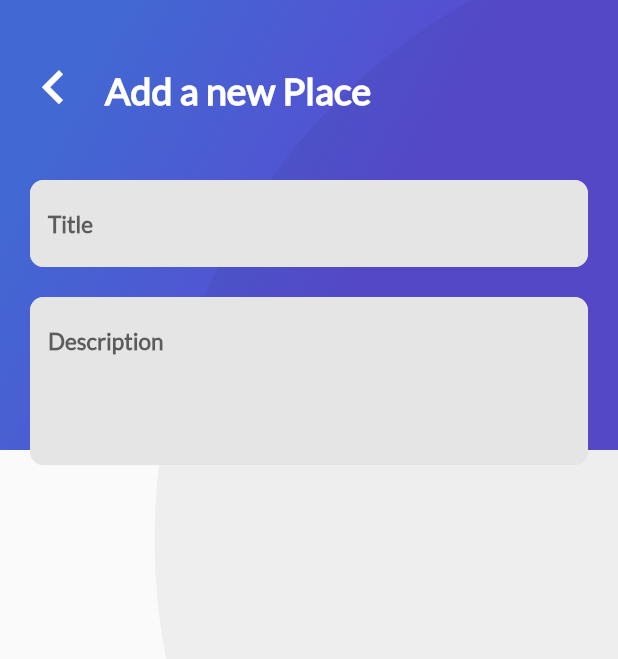
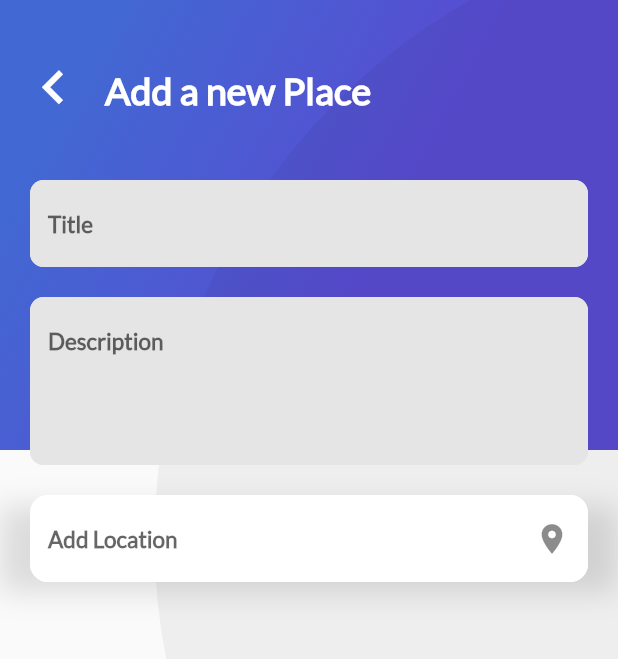
Before and after one commit to ericgomez/platzi_trips_app_complete, a Flutter app: the AddPlaceScreen screen opened directly, on a phone screen of 412 x 824 dp. Shown: the top 659 px of the screen. Run offline on Flutter 3.47's test engine with Material 2 defaults, Android fonts, the phone set to English and light mode, and no system bars; our stand-ins replace cloud_firestore, firebase_auth, google_sign_in; missing offline and left inert: generic_bloc_provider; accounts and stored records are empty.

Commit message:
Widget TextField con iconos en Flutter

```diff
--- a/lib/Place/ui/screens/add_place_screen.dart
+++ b/lib/Place/ui/screens/add_place_screen.dart
@@ -1,5 +1,6 @@
 import 'dart:io';
 import 'package:flutter/material.dart';
+import 'package:platzi_trips_app/Place/ui/widgets/title_input_location.dart';
 import 'package:platzi_trips_app/widgets/gradient_back.dart';
 import 'package:platzi_trips_app/widgets/text_input.dart';
 import 'package:platzi_trips_app/widgets/title_header.dart';
@@ -90,6 +91,13 @@ class _AddPlaceScreen extends State<AddPlaceScreen> {
                     inputType: TextInputType.multiline,
                     maxLines: 4,
                     controller: _controllerDescriptionPlace
+                ),
+                Container(
+                  margin: EdgeInsets.only(top: 20),
+                  child: TextInputLocation(
+                      hintText: "Add Location",
+                      iconData: Icons.location_on,
+                      controller: null),
                 )
               ],
             ),
--- /dev/null
+++ b/lib/Place/ui/widgets/title_input_location.dart
@@ -0,0 +1,68 @@
+import 'package:flutter/material.dart';
+
+class TextInputLocation extends StatelessWidget {
+
+  final String hintText;//los hint corresponden a las pistas que llevara dentro la caja de texto
+  final TextEditingController controller;//Para poder editar el formulario
+  final IconData iconData;//Almacenara el icono
+
+  TextInputLocation({//Creamos nuestro constructor
+    Key key,
+    @required this.hintText,
+    @required this.iconData,
+    @required this.controller
+  });
+
+  @override
+  Widget build(BuildContext context) {
+    return Container(
+      padding: EdgeInsets.only(
+        right: 20,
+        left: 20
+      ),
+      child: TextField(
+        controller: controller,
+        style: TextStyle(
+          fontSize: 15,
+          fontFamily: "Lato",
+          color: Colors.blueGrey,
+          fontWeight: FontWeight.bold
+        ),
+        //Decoracion del input
+        decoration: InputDecoration(
+          hintText: hintText,//El hintText es el texto en forma de pista de lo que se debe capturar
+          suffixIcon: Icon(iconData),//El prefix: prefixIcon coloca el icono del lado izquierda y suffixIcon coloca el icono a la derecha
+          fillColor: Color(0xFFFFFFFF),//Color del llenado
+          filled: true,//Habilitamos que este activo el llenado
+          // Cuando el input esta activo tendra ciertas caracteristicas
+          border: InputBorder.none,
+            enabledBorder: OutlineInputBorder(//Aun que definimo que no tenga borde podemos definir bordes de un lado en especifico
+                borderSide: BorderSide(
+                    color: Color(0xFFFFFFFF)
+                ),
+                borderRadius: BorderRadius.all(Radius.circular(12))//Borde los mas circular posible
+            ),
+            // Cuando el input esta enfocado tendra ciertas caracteristicas
+            focusedBorder: OutlineInputBorder(//Cuando el input Text este enfocado o selecionado tendra un comportamiento diferente
+                borderSide: BorderSide(//podemos agregar un color diferente de requerirlo
+                    color: Color(0xFFFFFFFF)
+                ),
+                borderRadius: BorderRadius.all(Radius.circular(12))//Borde los mas circular posible
+            )
+        ),
+      ),
+
+      decoration: BoxDecoration(
+        //Trabajaremos con la sombra
+        boxShadow: <BoxShadow> [//Creamos el boxShadow y le indicamos entre <> el parametro que va a recibir
+          BoxShadow(
+            color: Colors.black12,
+            blurRadius: 15,
+            offset: Offset(0.0, 7.0)//Corresponde a la posicion de la sombra
+          )
+        ]
+      ),
+    );
+  }
+
+}
```
